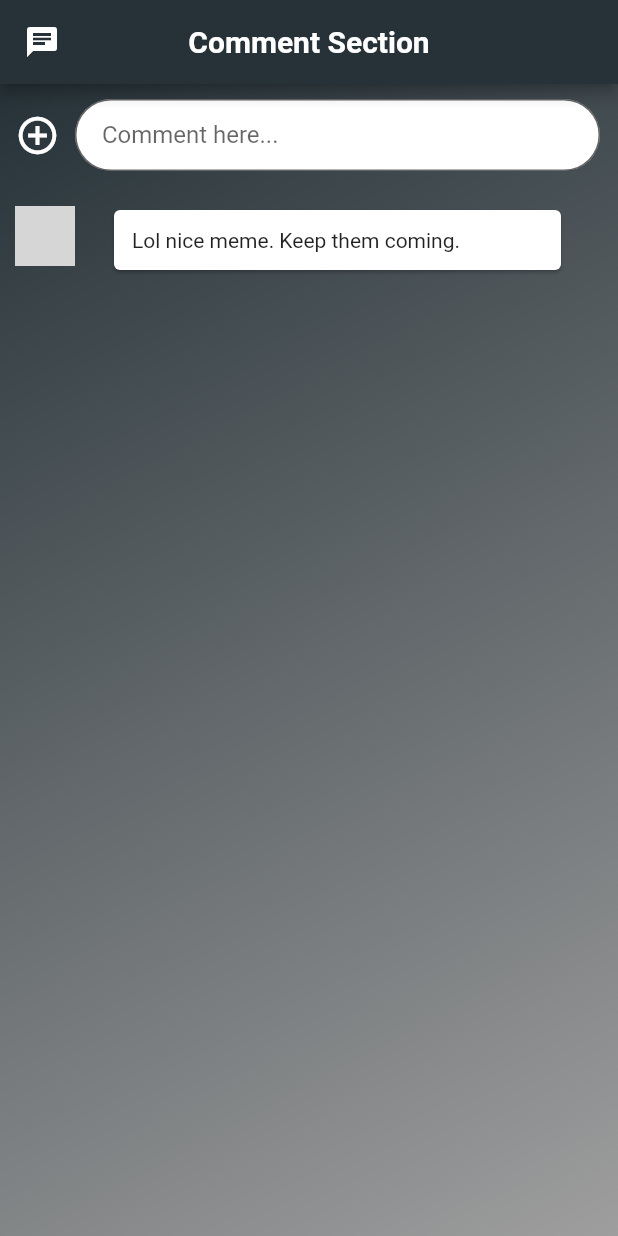
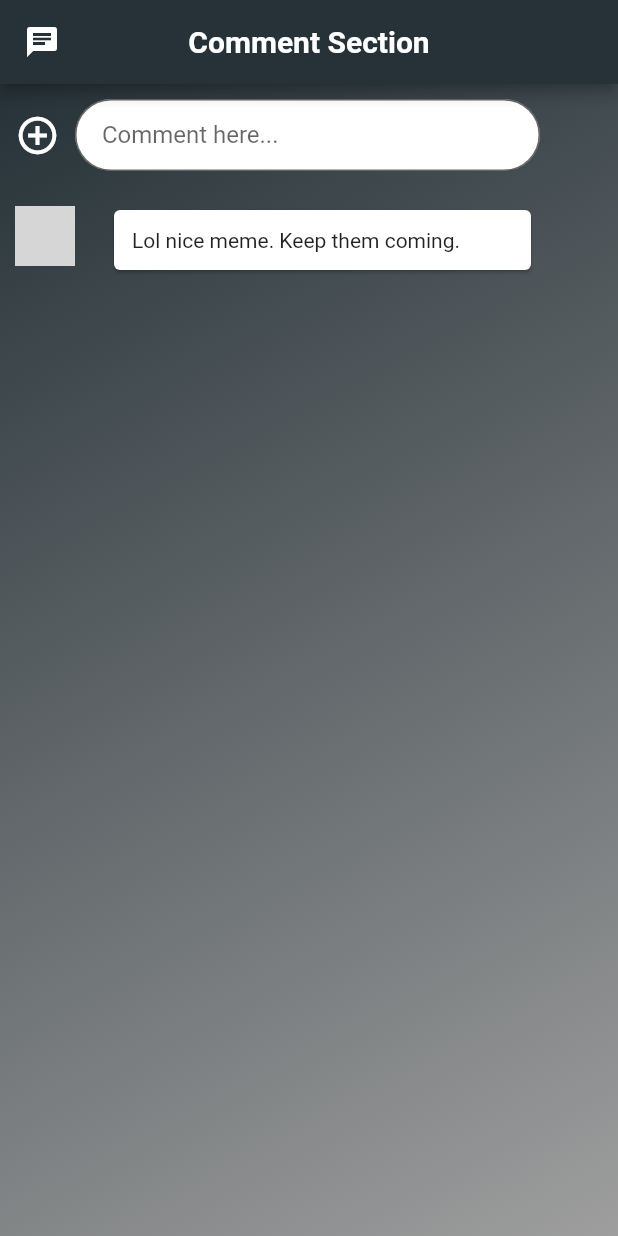
Before and after one commit to radi3402/Laugh-Cafe, a Flutter app: the CommentPage screen opened directly, on a phone screen of 412 x 824 dp. Run offline on Flutter 3.47's test engine with Material 2 defaults, Android fonts, the phone set to English and light mode, and no system bars; network calls fail; grey boxes are pictures that could not be loaded.

Commit message:
fixing width for IOS

```diff
--- a/LaughCafe/lib/main.dart
+++ b/LaughCafe/lib/main.dart
@@ -2867,7 +2867,7 @@ class _CommentPageState extends State<CommentPage> {
           ),
         ),
         Container(
-          width: 330,
+          width: 310,
           child: Card(
             margin: EdgeInsets.fromLTRB(16, 16, 16, 16),
             child: Padding(padding: EdgeInsets.all(12),
@@ -2918,7 +2918,7 @@ class _CommentPageState extends State<CommentPage> {
                     });
                   }, child: Container(margin: EdgeInsets.only(left: 10), child: Icon(Icons.add_circle_outline, size: 30, color: Colors.white,))),
                   Container(
-                    width: 350,
+                    width: 310,
                       margin: EdgeInsets.all(10),
                       child: TextField(
                         controller: myController,
```
Also changed, not shown: 4 other files.
